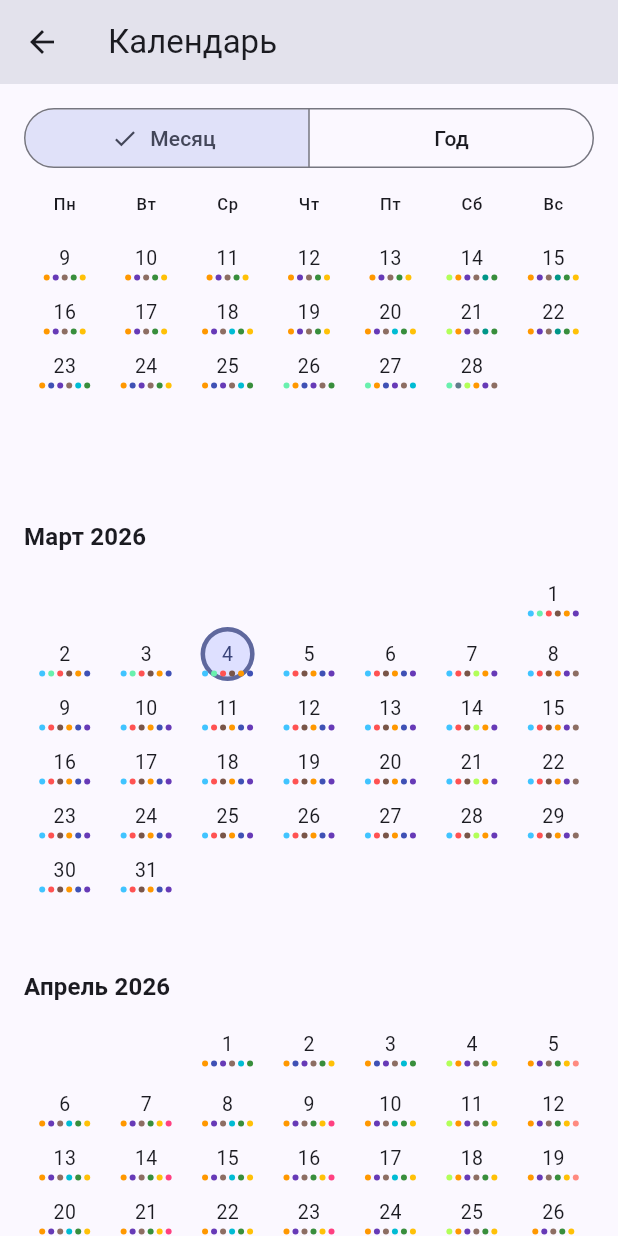
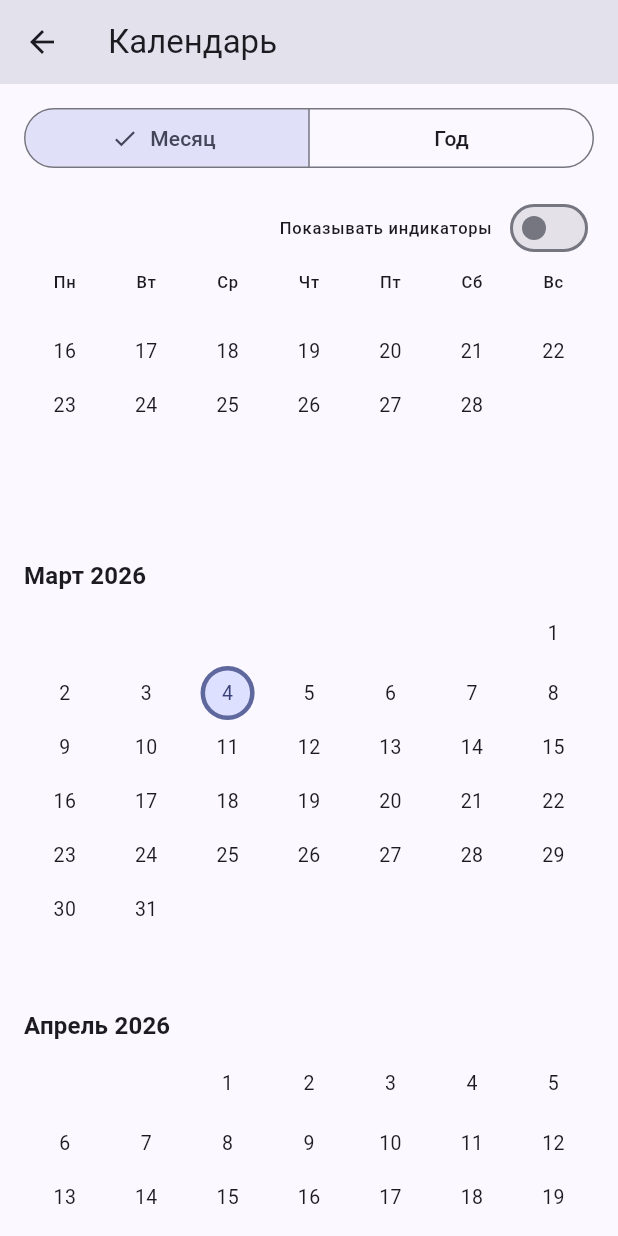
Before and after one commit to AliaksandrSabaleuski/life-journal, a Flutter app: the screen it shows after launch, scrolled down 576 dp, after a tap on the "calendar month" icon, on a phone screen of 412 x 824 dp. Run offline on Flutter 3.47's test engine with Material 3 defaults, Android fonts, the phone set to English and light mode, and no system bars; our stand-ins replace flutter_local_notifications, share_plus, shared_preferences, timezone.

```diff
--- /dev/null
+++ b/lib/core/services/calendar_indicators_service.dart
@@ -0,0 +1,41 @@
+import 'package:flutter/material.dart';
+
+import '../models/habit.dart';
+
+/// Сервис, который кэширует цвета индикаторов по датам для календаря.
+class CalendarIndicatorsService {
+  CalendarIndicatorsService(this._habits);
+
+  final List<Habit> _habits;
+
+  /// Кэш: dateOnly -> цвета для точек.
+  final Map<DateTime, List<Color>> _cache = <DateTime, List<Color>>{};
+
+  DateTime _dateOnly(DateTime d) => DateTime(d.year, d.month, d.day);
+
+  /// Предварительно прогревает кэш для диапазона дат.
+  Future<void> preloadRange(DateTime start, DateTime end) async {
+    var d = _dateOnly(start);
+    final last = _dateOnly(end);
+    while (!d.isAfter(last)) {
+      dotsFor(d);
+      d = d.add(const Duration(days: 1));
+    }
+  }
+
+  /// Возвращает цвета для индикаторов в указанную дату.
+  /// Если в кэше ещё нет — считает и сохраняет.
+  List<Color> dotsFor(DateTime date) {
+    final key = _dateOnly(date);
+    final existing = _cache[key];
+    if (existing != null) return existing;
+
+    final result = <Color>[];
+    for (final h in _habits) {
+      if (!h.isScheduledForDate(key)) continue;
+      result.add(h.color);
+    }
+    _cache[key] = result;
+    return result;
+  }
+}
--- a/lib/features/calendar/presentation/calendar_screen.dart
+++ b/lib/features/calendar/presentation/calendar_screen.dart
@@ -4,6 +4,7 @@ import 'package:flutter/foundation.dart';
 import 'package:flutter/material.dart';
 
 import '../../../../core/models/habit.dart';
+import '../../../../core/services/calendar_indicators_service.dart';
 import '../../../../l10n/app_localizations.dart';
 
 /// Включить замеры производительности календаря.
@@ -32,11 +33,13 @@ class CalendarScreen extends StatefulWidget {
 
 class _CalendarScreenState extends State<CalendarScreen> {
   bool _isMonthView = true;
+  bool _showIndicators = false;
   ScrollController? _scrollController;
   ScrollController? _yearScrollController;
   final ValueNotifier<DateTime?> _selectedDateNotifier = ValueNotifier<DateTime?>(null);
   bool _monthFirstFrameLogged = false;
   bool _yearFirstFrameLogged = false;
+  late final CalendarIndicatorsService _indicators;
 
   @override
   void didUpdateWidget(covariant CalendarScreen oldWidget) {
@@ -80,6 +83,13 @@ class _CalendarScreenState extends State<CalendarScreen> {
   @override
   void initState() {
     super.initState();
+    _indicators = CalendarIndicatorsService(widget.habits);
+    // Прогреваем кэш примерно для +/- 2 лет вокруг текущего,
+    // остальное будет досчитываться лениво по запросу.
+    final now = DateTime.now();
+    final preloadStart = DateTime(now.year - 2, 1, 1);
+    final preloadEnd = DateTime(now.year + 2, 12, 31);
+    _indicators.preloadRange(preloadStart, preloadEnd);
     if (_kDebugCalendarPerf) {
       debugPrint('[PERF] CALENDAR_TAB_OPENED');
     }
@@ -133,12 +143,34 @@ class _CalendarScreenState extends State<CalendarScreen> {
             },
           ),
         ),
+        Padding(
+          padding: const EdgeInsets.fromLTRB(16, 0, 16, 4),
+          child: Row(
+            mainAxisAlignment: MainAxisAlignment.end,
+            children: [
+              Text(
+                'Показывать индикаторы',
+                style: theme.textTheme.labelSmall,
+              ),
+              const SizedBox(width: 8),
+              Switch(
+                value: _showIndicators,
+                onChanged: (value) {
+                  if (_kDebugCalendarPerf) {
+                    debugPrint('[PERF] TOGGLE_INDICATORS enabled=$value');
+                  }
+                  setState(() => _showIndicators = value);
+                },
+              ),
+            ],
+          ),
+        ),
         Expanded(
           child: IndexedStack(
             index: _isMonthView ? 0 : 1,
             children: [
-              _buildMonthViewContent(theme),
-              _buildYearViewContent(theme),
+              _buildMonthViewContent(theme, _showIndicators),
+              _buildYearViewContent(theme, _showIndicators),
             ],
           ),
         ),
@@ -146,7 +178,7 @@ class _CalendarScreenState extends State<CalendarScreen> {
     );
   }
 
-  Widget _buildMonthViewContent(ThemeData theme) {
+  Widget _buildMonthViewContent(ThemeData theme, bool showIndicators) {
     if (_kDebugCalendarPerf) {
       debugPrint('[PERF] MONTH_VIEW_BUILD_START');
     }
@@ -196,6 +228,8 @@ class _CalendarScreenState extends State<CalendarScreen> {
                       monthName: _monthNames[month - 1],
                       today: DateTime.now(),
                       habits: widget.habits,
+                      indicators: _indicators,
+                      showIndicators: showIndicators,
                       selectedDateNotifier: _selectedDateNotifier,
                       onDaySelected: (date) {
                         if (_kDebugCalendarPerf) {
@@ -240,13 +274,15 @@ class _CalendarScreenState extends State<CalendarScreen> {
     return offset.clamp(0.0, maxOffset);
   }
 
-  Widget _buildYearViewContent(ThemeData theme) {
+  Widget _buildYearViewContent(ThemeData theme, bool showIndicators) {
     final today = DateTime.now();
     if (_kDebugCalendarPerf) {
       debugPrint('[PERF] YEAR_VIEW_BUILD_START');
     }
 
-    return LayoutBuilder(
+    final t0 = _kDebugCalendarPerf ? DateTime.now() : null;
+
+    final widgetTree = LayoutBuilder(
       builder: (context, constraints) {
         _yearScrollController ??= ScrollController(
           initialScrollOffset: _initialYearScrollOffset(constraints.maxHeight),
@@ -273,6 +309,8 @@ class _CalendarScreenState extends State<CalendarScreen> {
                 monthNames: _monthNames,
                 today: today,
                 habits: widget.habits,
+                indicators: _indicators,
+                showIndicators: showIndicators,
                 selectedDateNotifier: _selectedDateNotifier,
                 onDaySelected: (date) {
                   if (_kDebugCalendarPerf) {
@@ -293,6 +331,15 @@ class _CalendarScreenState extends State<CalendarScreen> {
         );
       },
     );
+
+    if (_kDebugCalendarPerf && t0 != null) {
+      WidgetsBinding.instance.addPostFrameCallback((_) {
+        final ms = DateTime.now().difference(t0).inMilliseconds;
+        debugPrint('[PERF] YEAR_VIEW_BUILD_DONE ms=$ms');
+      });
+    }
+
+    return widgetTree;
   }
 }
 
@@ -303,6 +350,8 @@ class _YearBlock extends StatelessWidget {
     required this.monthNames,
     required this.today,
     required this.habits,
+    required this.indicators,
+    required this.showIndicators,
     required this.selectedDateNotifier,
     required this.onDaySelected,
   });
@@ -310,8 +359,10 @@ class _YearBlock extends StatelessWidget {
   final int year;
   final List<String> monthNames;
   final DateTime today;
-   /// Все привычки — для индикаторов в мини-месяцах.
+  /// Все привычки — для индикаторов в мини-месяцах.
   final List<Habit> habits;
+  final CalendarIndicatorsService indicators;
+  final bool showIndicators;
   final ValueListenable<DateTime?> selectedDateNotifier;
   final ValueChanged<DateTime> onDaySelected;
 
@@ -356,6 +407,8 @@ class _YearBlock extends StatelessWidget {
                               monthName: monthNames[row * 3 + col],
                               today: today,
                               habits: habits,
+                              indicators: indicators,
+                              showIndicators: showIndicators,
                               selectedDateNotifier: selectedDateNotifier,
                               onDaySelected: onDaySelected,
                             ),
@@ -381,6 +434,8 @@ class _MonthBlock extends StatelessWidget {
     required this.monthName,
     required this.today,
     required this.habits,
+    required this.indicators,
+    required this.showIndicators,
     required this.selectedDateNotifier,
     required this.onDaySelected,
   });
@@ -390,6 +445,8 @@ class _MonthBlock extends StatelessWidget {
   final String monthName;
   final DateTime today;
   final List<Habit> habits;
+  final CalendarIndicatorsService indicators;
+  final bool showIndicators;
   final ValueListenable<DateTime?> selectedDateNotifier;
   final ValueChanged<DateTime> onDaySelected;
 
@@ -512,13 +569,8 @@ class _MonthBlock extends StatelessWidget {
   }
 
   List<Color> _indicatorColorsFor(DateTime date) {
-    final result = <Color>[];
-    for (final h in habits) {
-      if (!h.isScheduledForDate(date)) continue;
-      result.add(h.color);
-      if (result.length == 6) break;
-    }
-    return result;
+    if (!showIndicators) return const <Color>[];
+    return indicators.dotsFor(date).take(6).toList();
   }
 }
 
@@ -625,6 +677,8 @@ class _MiniMonthGrid extends StatelessWidget {
     required this.monthName,
     required this.today,
     required this.habits,
+    required this.indicators,
+    required this.showIndicators,
     required this.selectedDateNotifier,
     required this.onDaySelected,
   });
@@ -634,6 +688,8 @@ class _MiniMonthGrid extends StatelessWidget {
   final String monthName;
   final DateTime today;
   final List<Habit> habits;
+  final CalendarIndicatorsService indicators;
+  final bool showIndicators;
   final ValueListenable<DateTime?> selectedDateNotifier;
   final ValueChanged<DateTime> onDaySelected;
 
@@ -681,7 +737,8 @@ class _MiniMonthGrid extends StatelessWidget {
                   final day = cellIndex - leadingEmpty + 1;
                   if (day > daysInMonth) continue;
                   final date = DateTime(year, month, day);
-                  if (_indicatorColorsFor(date).isNotEmpty) {
+                  final dots = _indicatorColorsFor(date);
+                  if (dots.isNotEmpty) {
                     rowHasDots = true;
                     break;
                   }
@@ -768,13 +825,8 @@ class _MiniMonthGrid extends StatelessWidget {
     );
   }
   List<Color> _indicatorColorsFor(DateTime date) {
-    final result = <Color>[];
-    for (final h in habits) {
-      if (!h.isScheduledForDate(date)) continue;
-      result.add(h.color);
-      if (result.length == 3) break;
-    }
-    return result;
+    if (!showIndicators) return const <Color>[];
+    return indicators.dotsFor(date).take(3).toList();
   }
 }
 
--- a/lib/features/shell/presentation/main_menu_content.dart
+++ b/lib/features/shell/presentation/main_menu_content.dart
@@ -53,6 +53,7 @@ class MainMenuContent extends StatelessWidget {
   @override
   Widget build(BuildContext context) {
     final l = AppLocalizations.of(context)!;
+    final t0 = DateTime.now();
 
     if (isLoading) {
       return const Center(child: CircularProgressIndicator());
@@ -62,7 +63,7 @@ class MainMenuContent extends StatelessWidget {
     final inactive = habits.where((h) => !h.isActive && !h.isEvent).toList();
 
     final bottomPadding = 80.0 + MediaQuery.paddingOf(context).bottom;
-    return Column(
+    final result = Column(
       crossAxisAlignment: CrossAxisAlignment.stretch,
       children: [
         _CalendarStrip(
@@ -97,18 +98,23 @@ class MainMenuContent extends StatelessWidget {
           ),
         ),
         Expanded(
-          child: SingleChildScrollView(
-            padding: EdgeInsets.only(bottom: bottomPadding),
-            child: Column(
-              crossAxisAlignment: CrossAxisAlignment.stretch,
-              children: currentTab == MainListTab.habits
-                  ? _buildHabitsSection(context, l, active, inactive)
-                  : _buildEventsSection(context, l),
-            ),
-          ),
+          child: currentTab == MainListTab.habits
+              ? ListView(
+                  padding: EdgeInsets.only(bottom: bottomPadding),
+                  children: _buildHabitsSection(context, l, active, inactive),
+                )
+              : ListView(
+                  padding: EdgeInsets.only(bottom: bottomPadding),
+                  children: _buildEventsSection(context, l),
+                ),
         ),
       ],
     );
+    WidgetsBinding.instance.addPostFrameCallback((_) {
+      final ms = DateTime.now().difference(t0).inMilliseconds;
+      debugPrint('[PERF] MAIN_MENU_BUILD date=$selectedDate tab=$currentTab ms=$ms');
+    });
+    return result;
   }
 
   List<Widget> _buildHabitsSection(
@@ -117,6 +123,11 @@ class MainMenuContent extends StatelessWidget {
     List<Habit> active,
     List<Habit> inactive,
   ) {
+    // Лёгкий перф‑лог: сколько карточек мы вообще рисуем.
+    debugPrint(
+      '[PERF] HABITS_SECTION active=${active.length} inactive=${inactive.length}',
+    );
+
     return [
       ListView.separated(
         shrinkWrap: true,
@@ -204,6 +215,10 @@ class MainMenuContent extends StatelessWidget {
       // которые по расписанию попадают в выбранный день.
       return h.isScheduledForDate(day);
     }).toList();
+
+    debugPrint(
+      '[PERF] EVENTS_SECTION date=$day count=${eventsForDay.length}',
+    );
 
     if (eventsForDay.isEmpty) {
       return [
@@ -481,11 +496,20 @@ class _CalendarStripState extends State<_CalendarStrip> {
 
                       return InkWell(
                         onTap: () {
+                          final t0 = DateTime.now();
                           if (!_isSameDay(_selectedDate, date)) {
                             _selectedDate = date;
                             widget.onDateSelected?.call(date);
                             setState(() {});
                           }
+                          WidgetsBinding.instance.addPostFrameCallback((_) {
+                            final ms = DateTime.now()
+                                .difference(t0)
+                                .inMilliseconds;
+                            debugPrint(
+                              '[PERF] STRIP_DAY_SELECT date=$date ms=$ms',
+                            );
+                          });
                         },
                         borderRadius: BorderRadius.circular(24),
                         child: Column(
--- a/lib/features/stats/presentation/habit_detail_stats_screen.dart
+++ b/lib/features/stats/presentation/habit_detail_stats_screen.dart
@@ -170,7 +170,10 @@ class HabitDetailStatsScreen extends StatelessWidget {
                   final f = fail[i].toDouble();
                   final total = s + f;
                   final h = maxVal == 0 ? 0.0 : total / maxVal;
-                  final hSuccess = total == 0 ? 0.0 : s / total;
+                  final hClamped = h.isNaN ? 0.0 : h.clamp(0.0, 1.0);
+                  final hSuccess =
+                      total == 0 ? 0.0 : (s / total).clamp(0.0, 1.0);
+
                   return Expanded(
                     child: Column(
                       mainAxisAlignment: MainAxisAlignment.end,
@@ -180,26 +183,28 @@ class HabitDetailStatsScreen extends StatelessWidget {
                             alignment: Alignment.bottomCenter,
                             child: SizedBox(
                               width: 14,
-                              child: FractionallySizedBox(
-                                heightFactor: h.isNaN ? 0.0 : h.clamp(0.0, 1.0),
+                              child: Align(
                                 alignment: Alignment.bottomCenter,
+                                child: SizedBox(
+                                  height: 120 * (hClamped == 0.0 ? 0.0 : hClamped),
                                   child: Container(
                                     decoration: BoxDecoration(
-                                    color: theme.colorScheme.surfaceContainerHighest
+                                      color: theme
+                                          .colorScheme.surfaceContainerHighest
                                           .withValues(alpha: 0.8),
                                       borderRadius: BorderRadius.circular(8),
                                     ),
                                     child: Align(
                                       alignment: Alignment.bottomCenter,
                                       child: FractionallySizedBox(
-                                      heightFactor:
-                                          hSuccess.isNaN ? 0.0 : hSuccess.clamp(0.0, 1.0),
+                                        heightFactor: hSuccess,
                                         child: Container(
                                           decoration: BoxDecoration(
                                             color: habit.color,
                                             borderRadius:
                                                 const BorderRadius.vertical(
                                               bottom: Radius.circular(8),
+                                            ),
                                           ),
                                         ),
                                       ),
```
Lines whose indentation alone changed are shown as unchanged.
